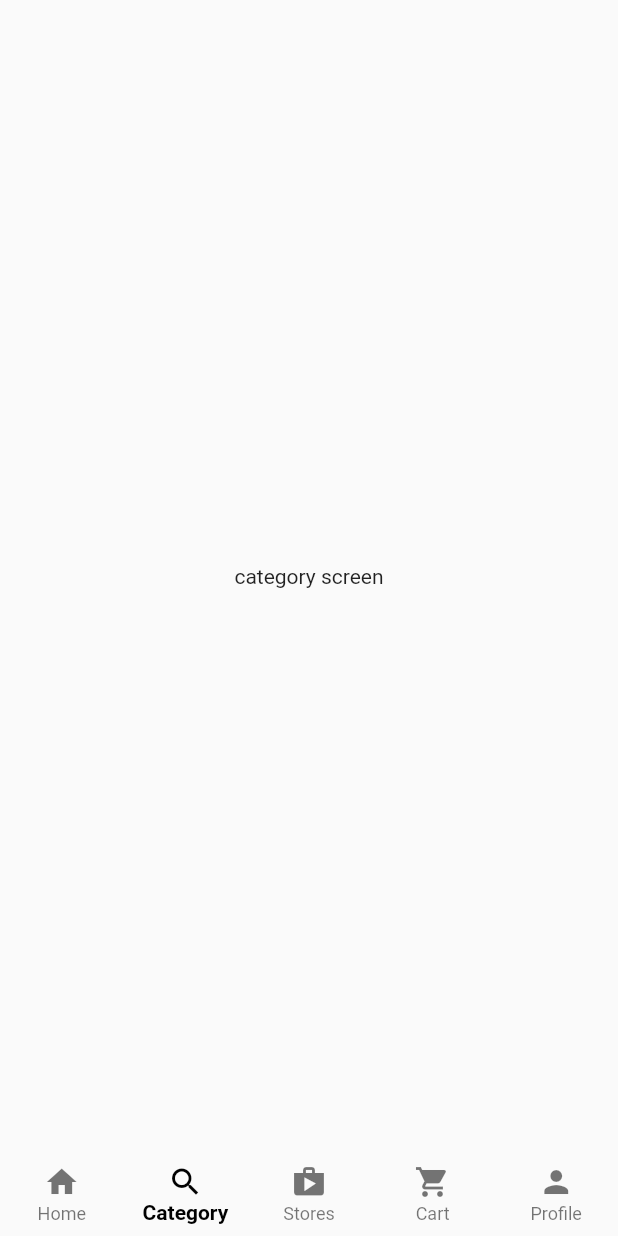
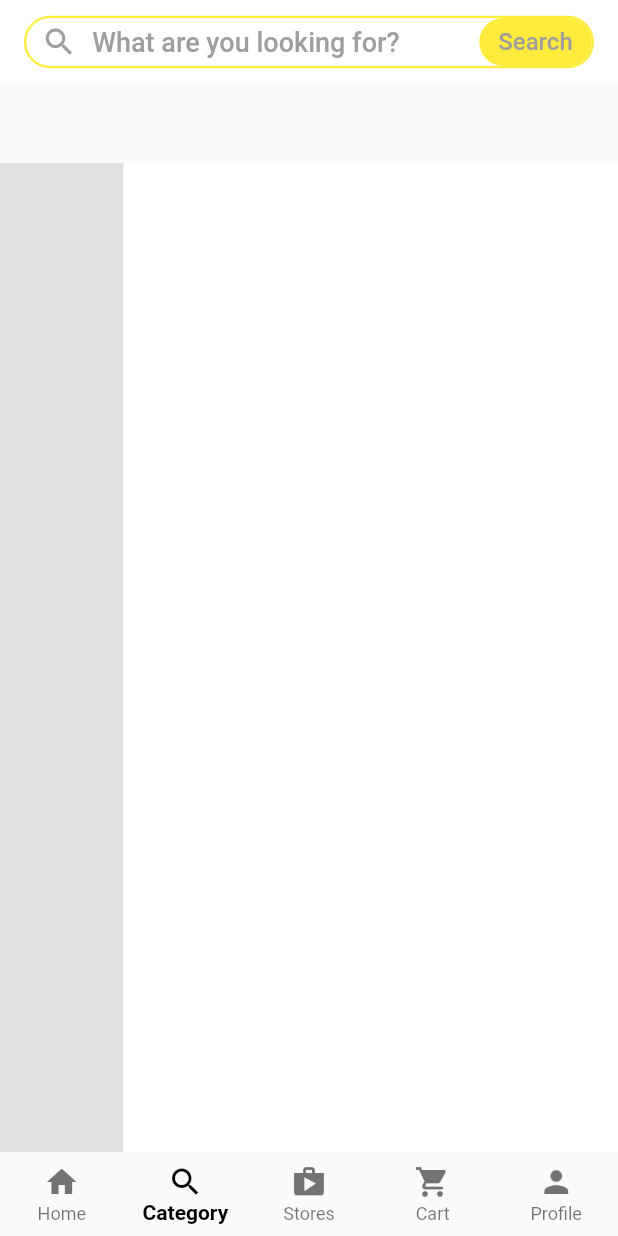
Before and after one commit to supernyzii/demo_erotsdemo, a Flutter app: the screen it shows after launch, item 2 of the bottom bar chosen, on a phone screen of 412 x 824 dp. Run offline on Flutter 3.47's test engine with Material 2 defaults, Android fonts, the phone set to English and light mode, and no system bars.

Commit message:
initial category layout design

```diff
--- /dev/null
+++ b/lib/main_screens/category.dart
@@ -0,0 +1,42 @@
+import 'package:flutter/material.dart';
+import 'package:istorebtaxx/widgets/fake_search.dart';
+
+class CategoryScreen extends StatefulWidget {
+  const CategoryScreen({Key? key}) : super(key: key);
+
+  @override
+  State<CategoryScreen> createState() => _CategoryScreenState();
+}
+
+class _CategoryScreenState extends State<CategoryScreen> {
+  @override
+  Widget build(BuildContext context) {
+    return  Scaffold(
+      appBar: AppBar(
+        elevation: 0,
+        backgroundColor: Colors.white,
+        title: const FakeSearch(),
+      ),
+      body: Stack(
+        children: [
+          Positioned(
+            bottom: 0,
+            left: 0,
+            child: Container(
+              height: MediaQuery.of(context).size.height * 0.8,
+              width:  MediaQuery.of(context).size.width * 0.2,
+              color: Colors.grey.shade300,
+            ),),
+          Positioned(
+            bottom: 0,
+            right: 0,
+            child: Container(
+              height: MediaQuery.of(context).size.height * 0.8,
+              width: MediaQuery.of(context).size.width * 0.8,
+              color: Colors.white,
+            ),),
+        ],
+      )
+    );
+  }
+}
--- a/lib/main_screens/customer_home.dart
+++ b/lib/main_screens/customer_home.dart
@@ -1,4 +1,5 @@
 import 'package:flutter/material.dart';
+import 'package:istorebtaxx/main_screens/category.dart';
 import 'package:istorebtaxx/main_screens/home.dart';
 
 class CustomerHomeScreen extends StatefulWidget {
@@ -14,7 +15,7 @@ class _CustomerHomeScreenState extends State<CustomerHomeScreen> {
   //create a list of widget for our bottom navigation bar ...
   final List<Widget> _tabs = const[
     HomeScreen(),
-    Center(child: Text('category screen')),
+    CategoryScreen(),
     Center(child: Text('stores screen')),
     Center(child: Text('cart screen')),
     Center(child: Text('profile screen')),
--- a/lib/main_screens/home.dart
+++ b/lib/main_screens/home.dart
@@ -1,6 +1,7 @@
 import 'package:flutter/cupertino.dart';
 import 'package:flutter/material.dart';
 import 'package:istorebtaxx/minor_screens/search.dart';
+import 'package:istorebtaxx/widgets/fake_search.dart';
 
 
 class HomeScreen extends StatefulWidget {
@@ -19,46 +20,7 @@ class _HomeScreenState extends State<HomeScreen> {
         appBar: AppBar(
           elevation: 0,
           backgroundColor: Colors.white,
-          title: InkWell(
-            onTap: (){
-              Navigator.push(context,
-                  MaterialPageRoute(builder: (context) => const SearchScreen()));
-            },
-            child: Container(
-              height:35,
-              decoration: BoxDecoration(
-                border: Border.all(color: Colors.yellow, width: 1.4),
-                borderRadius: BorderRadius.circular(25)),
-              child:Row(
-                mainAxisAlignment: MainAxisAlignment.spaceBetween,
-                children: [
-                  Row(
-                    children: const [
-                      Padding(
-                        padding: EdgeInsets.symmetric(horizontal: 10),
-                        child: Icon(
-                          Icons.search,
-                          color: Colors.grey,
-                        ),
-                      ),
-                      Text('What are you looing for?',
-                        style: TextStyle(fontSize: 18, color: Colors.grey),
-                      ),
-                    ],
-                  ),
-                  Container(
-                    decoration: BoxDecoration(
-                      color: Colors.yellow,
-                      borderRadius: BorderRadius.circular(25)),
-                      child: const Center(
-                        child: Text('Search',
-                          style: TextStyle(fontSize: 16, color: Colors.grey),),
-                      ),
-                  )
-                ],
-              ),
-            ),
-          ),
+          title: const FakeSearch(),
           bottom: const TabBar(
             indicatorColor: Colors.yellow,
             indicatorWeight: 8,
@@ -94,6 +56,8 @@ class _HomeScreenState extends State<HomeScreen> {
   }
 }
 
+
+
 class RepeatedTab extends StatelessWidget {
   final String label;
   const RepeatedTab({Key? key, required this.label}) : super(key: key);
--- /dev/null
+++ b/lib/widgets/fake_search.dart
@@ -0,0 +1,58 @@
+import 'package:flutter/material.dart';
+import 'package:istorebtaxx/minor_screens/search.dart';
+
+
+class FakeSearch extends StatelessWidget {
+  const FakeSearch({
+    Key? key,
+  }) : super(key: key);
+
+  @override
+  Widget build(BuildContext context) {
+    return InkWell(
+      onTap: () {
+        Navigator.push(context,
+            MaterialPageRoute(builder: (context) => const SearchScreen()));
+      },
+      child: Container(
+        height: 35,
+        decoration: BoxDecoration(
+            border: Border.all(color: Colors.yellow, width: 1.5),
+            borderRadius: BorderRadius.circular(25)),
+        child: Row(
+          mainAxisAlignment: MainAxisAlignment.spaceBetween,
+          children: [
+            Row(
+              children: const [
+                Padding(
+                  padding: EdgeInsets.symmetric(horizontal: 10),
+                  child: Icon(
+                    Icons.search,
+                    color: Colors.grey,
+                  ),
+                ),
+                Text(
+                  'What are you looking for?',
+                  style: TextStyle(color: Colors.grey, fontSize: 18),
+                ),
+              ],
+            ),
+            Container(
+              height: 32,
+              width: 75,
+              decoration: BoxDecoration(
+                  color: Colors.yellow,
+                  borderRadius: BorderRadius.circular(25)),
+              child: const Center(
+                child: Text(
+                  'Search',
+                  style: TextStyle(color: Colors.grey, fontSize: 16),
+                ),
+              ),
+            )
+          ],
+        ),
+      ),
+    );
+  }
+}
```
